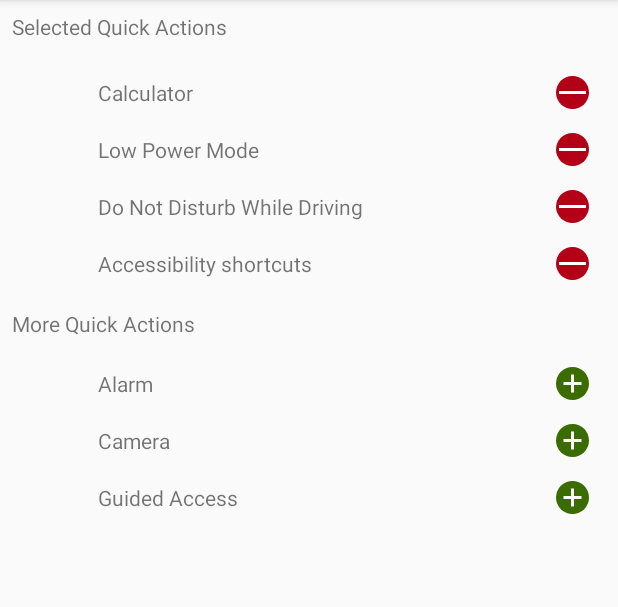
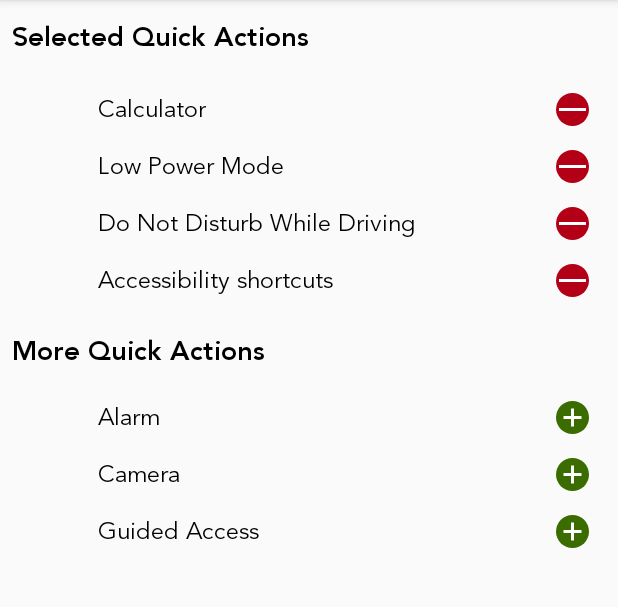
Before and after one commit to suada-haji/CustomControl, an Android app: the screen it shows after launch (MainActivity), on a phone screen of 412 x 824 dp, the part 84-691 px from its top. Run offline under Robolectric (Android 15) with nearby library versions, the phone set to English and light mode, and no system bars; our stand-ins replace data binding; 1 statement that could not run was skipped.

Commit message:
Modify selecting quick actions functionality

```diff
--- a/app/src/main/java/com/haji/suada/customcontrolsapplication/MainActivity.java
+++ b/app/src/main/java/com/haji/suada/customcontrolsapplication/MainActivity.java
@@ -104,13 +104,13 @@ public class MainActivity extends AppCompatActivity implements QuickActionAdapte
     }
 
     private List<QuickAction> getQuickActions() {
-        quickActions.add(new QuickAction("Calculator", ContextCompat.getDrawable(this, R.drawable.ic_avator), true));
-        quickActions.add(new QuickAction("Low Power Mode", ContextCompat.getDrawable(this, R.drawable.ic_avator), true));
-        quickActions.add(new QuickAction("Do Not Disturb While Driving", ContextCompat.getDrawable(this, R.drawable.ic_avator), true));
-        quickActions.add(new QuickAction("Accessibility shortcuts", ContextCompat.getDrawable(this, R.drawable.ic_avator), true));
-        quickActions.add(new QuickAction("Alarm", ContextCompat.getDrawable(this, R.drawable.ic_avator), false));
-        quickActions.add(new QuickAction("Camera", ContextCompat.getDrawable(this, R.drawable.ic_avator), false));
-        quickActions.add(new QuickAction("Guided Access", ContextCompat.getDrawable(this, R.drawable.ic_avator), false));
+        quickActions.add(new QuickAction("Calculator", ContextCompat.getDrawable(this, R.drawable.ic_calculator), true));
+        quickActions.add(new QuickAction("Low Power Mode", ContextCompat.getDrawable(this, R.drawable.ic_low_battery), true));
+        quickActions.add(new QuickAction("Do Not Disturb While Driving", ContextCompat.getDrawable(this, R.drawable.ic_driving), true));
+        quickActions.add(new QuickAction("Accessibility shortcuts", ContextCompat.getDrawable(this, R.drawable.ic_accessibility), true));
+        quickActions.add(new QuickAction("Alarm", ContextCompat.getDrawable(this, R.drawable.ic_alarm), false));
+        quickActions.add(new QuickAction("Camera", ContextCompat.getDrawable(this, R.drawable.ic_camera), false));
+        quickActions.add(new QuickAction("Guided Access", ContextCompat.getDrawable(this, R.drawable.ic_access_guided), false));
 
 
         return quickActions;
--- a/app/src/main/res/layout/activity_main.xml
+++ b/app/src/main/res/layout/activity_main.xml
@@ -16,6 +16,9 @@
             android:layout_marginStart="8dp"
             android:layout_marginTop="8dp"
             android:text="Selected Quick Actions"
+            android:fontFamily="@font/avenir_heavy"
+            android:textSize="18sp"
+            android:textColor="@android:color/black"
             app:layout_constraintStart_toStartOf="parent"
             app:layout_constraintTop_toTopOf="parent" />
 
@@ -41,6 +44,9 @@
             android:layout_marginStart="8dp"
             android:layout_marginTop="12dp"
             android:text="More Quick Actions"
+            android:fontFamily="@font/avenir_heavy"
+            android:textSize="18sp"
+            android:textColor="@android:color/black"
             app:layout_constraintStart_toStartOf="parent"
             app:layout_constraintTop_toBottomOf="@+id/recycler_view" />
 
--- a/app/src/main/res/layout/quick_action_item.xml
+++ b/app/src/main/res/layout/quick_action_item.xml
@@ -32,10 +32,13 @@
             android:layout_marginLeft="16dp"
             android:layout_marginStart="16dp"
             android:text="@{quickaction.name}"
+            android:fontFamily="@font/avenir_book"
+            android:textSize="16sp"
+            android:textColor="@android:color/black"
             app:layout_constraintBottom_toBottomOf="@+id/quick_action_icon"
             app:layout_constraintStart_toEndOf="@+id/quick_action_icon"
             app:layout_constraintTop_toTopOf="@+id/quick_action_icon"
-            tools:text="Send Money" />
+            tools:text="Calculator" />
 
         <ImageView
             android:id="@+id/quick_action_state"
```
